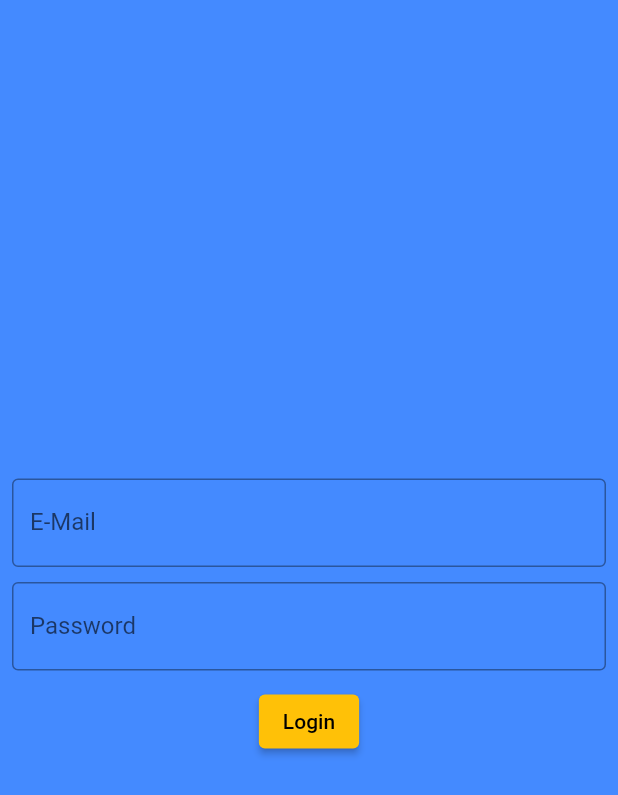
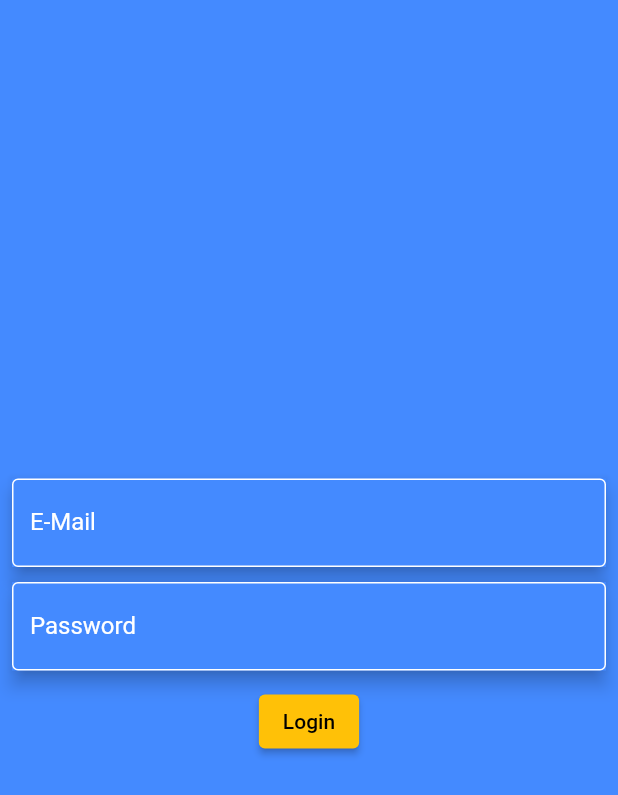
Before and after one commit to LucasMonir/Flutter-First-Project, a Flutter app: the screen it shows after launch, after a tap on "Login", on a phone screen of 412 x 824 dp. Shown: the top 795 px of the screen. Run offline on Flutter 3.47's test engine with Material 2 defaults, Android fonts, the phone set to English and light mode, and no system bars.

Commit message:
Basic navigation between homepage and login page added!

```diff
--- a/lib/login_page.dart
+++ b/lib/login_page.dart
@@ -1,5 +1,5 @@
-import 'package:flutter/cupertino.dart';
 import 'package:flutter/material.dart';
+import 'package:projeto_teste/home_page.dart';
 
 class LoginPage extends StatefulWidget {
   const LoginPage({super.key});
@@ -9,49 +9,84 @@ class LoginPage extends StatefulWidget {
 }
 
 class _LoginPageState extends State<LoginPage> {
+  String email = '';
+  String password = '';
+
   @override
   Widget build(BuildContext context) {
     return Material(
       color: Colors.blueAccent,
+      child: SingleChildScrollView(
         child: SizedBox(
-        width: double.infinity,
-        height: double.infinity,
+          width: MediaQuery.of(context).size.width,
+          height: MediaQuery.of(context).size.height,
           child: Padding(
             padding: const EdgeInsets.all(8.0),
             child: Column(
               mainAxisAlignment: MainAxisAlignment.center,
               children: [
-              const TextField(
-                style: TextStyle(color: Colors.white),
+                Material(
+                  elevation: 5,
+                  color: Colors.blueAccent,
+                  child: TextField(
+                    onChanged: (text) => {email = text},
+                    style: const TextStyle(color: Colors.white),
                     keyboardType: TextInputType.emailAddress,
-                cursorColor: Colors.cyan,
-                decoration: InputDecoration(
+                    cursorColor: const Color.fromARGB(255, 178, 3, 3),
+                    decoration: const InputDecoration(
                       label: Text('E-Mail'),
+                      labelStyle: TextStyle(color: Colors.white),
+                      enabledBorder: OutlineInputBorder(
+                        borderSide: BorderSide(color: Colors.white),
+                      ),
                       border: OutlineInputBorder(
-                      borderSide: BorderSide(color: Colors.white)),
+                        borderSide: BorderSide(color: Colors.white),
+                      ),
+                    ),
                   ),
                 ),
                 const SizedBox(
                   height: 10,
                 ),
-              const TextField(
+                Material(
+                  elevation: 5,
+                  color: Colors.blueAccent,
+                  shadowColor: Colors.black,
+                  child: TextField(
+                    onChanged: (text) => {password = text},
                     obscureText: true,
-                decoration: InputDecoration(
+                    decoration: const InputDecoration(
                       label: Text('Password'),
-                  border: OutlineInputBorder(),
+                      labelStyle: TextStyle(color: Colors.white),
+                      enabledBorder: OutlineInputBorder(
+                        borderSide: BorderSide(color: Colors.white),
+                      ),
+                      border: OutlineInputBorder(
+                        borderSide: BorderSide(color: Colors.white),
+                      ),
+                    ),
                   ),
                 ),
                 const SizedBox(
                   height: 10,
                 ),
                 ElevatedButton(
-                onPressed: () {},
+                  onPressed: () {
+                    if (email == 'test' && password == '123') {
+                      Navigator.of(context).pushReplacement(
+                        MaterialPageRoute(
+                          builder: (context) => const HomePage(),
+                        ),
+                      );
+                    }
+                  },
                   child: const Text('Login'),
                 )
               ],
             ),
           ),
         ),
+      ),
     );
   }
 }
```
Lines whose indentation alone changed are shown as unchanged.
